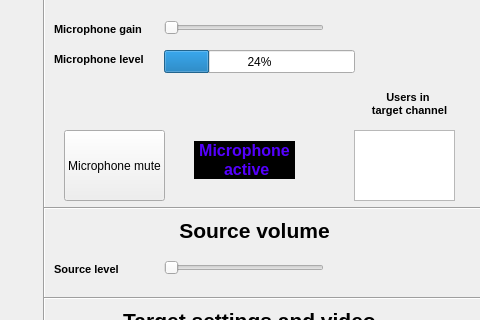
valikl/remote-translator, file TT_RemoteTranslation/remotetranslatorui.ui: the form before one commit; both pictures show x 296 to 776 and y 106 to 426 of the 776 by 649 pixel window.
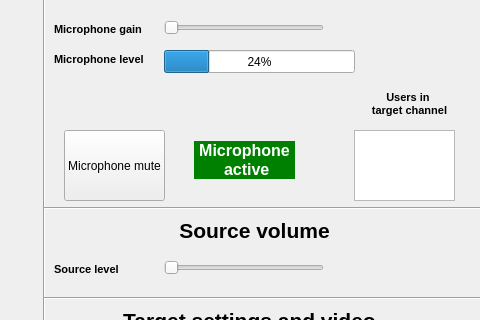
The form after the commit.

```diff
--- a/TT_RemoteTranslation/remotetranslatorui.ui
+++ b/TT_RemoteTranslation/remotetranslatorui.ui
@@ -361,10 +361,10 @@
     <property name="text">
      <string>&lt;!DOCTYPE HTML PUBLIC &quot;-//W3C//DTD HTML 4.0//EN&quot; &quot;http://www.w3.org/TR/REC-html40/strict.dtd&quot;&gt;
 &lt;html&gt;&lt;head&gt;&lt;meta name=&quot;qrichtext&quot; content=&quot;1&quot; /&gt;&lt;style type=&quot;text/css&quot;&gt;
-p, li { white-space: pre-wrap;  background-color:balck;}
+p, li { white-space: pre-wrap;  background-color:green;}
 &lt;/style&gt;&lt;/head&gt;&lt;body style=&quot; font-family:'MS Shell Dlg 2'; font-size:8.25pt; font-weight:400; font-style:normal;&quot;&gt;
-&lt;p align=&quot;center&quot; style=&quot; margin-top:0px; margin-bottom:0px; margin-left:0px; margin-right:0px; -qt-block-indent:0; text-indent:0px;&quot;&gt;&lt;span style=&quot; font-size:12pt; font-weight:600; color:#5500ff;&quot;&gt;Microphone&lt;/span&gt;&lt;/p&gt;
-&lt;p align=&quot;center&quot; style=&quot; margin-top:0px; margin-bottom:0px; margin-left:0px; margin-right:0px; -qt-block-indent:0; text-indent:0px;&quot;&gt;&lt;span style=&quot; font-size:12pt; font-weight:600; color:#5500ff;&quot;&gt; active&lt;/span&gt;&lt;/p&gt;&lt;/body&gt;&lt;/html&gt;</string>
+&lt;p align=&quot;center&quot; style=&quot; margin-top:0px; margin-bottom:0px; margin-left:0px; margin-right:0px; -qt-block-indent:0; text-indent:0px;&quot;&gt;&lt;span style=&quot; font-size:12pt; font-weight:600; color:white;&quot;&gt;Microphone&lt;/span&gt;&lt;/p&gt;
+&lt;p align=&quot;center&quot; style=&quot; margin-top:0px; margin-bottom:0px; margin-left:0px; margin-right:0px; -qt-block-indent:0; text-indent:0px;&quot;&gt;&lt;span style=&quot; font-size:12pt; font-weight:600; color:white;&quot;&gt; active&lt;/span&gt;&lt;/p&gt;&lt;/body&gt;&lt;/html&gt;</string>
     </property>
    </widget>
    <widget class="Line" name="line">
```
